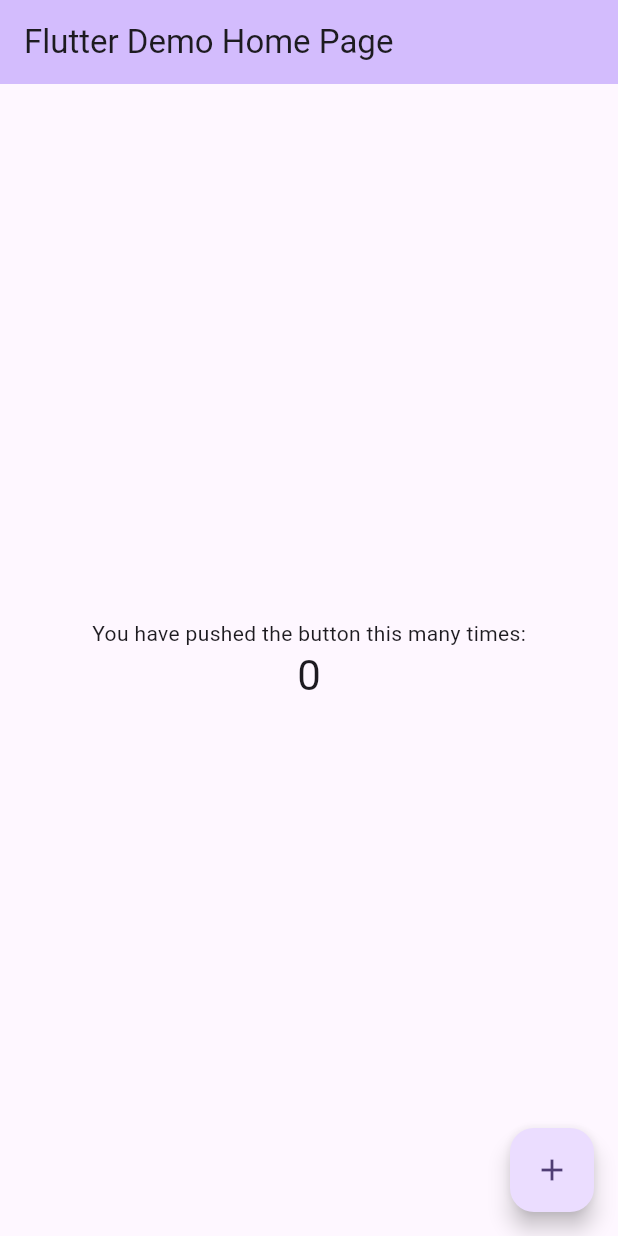
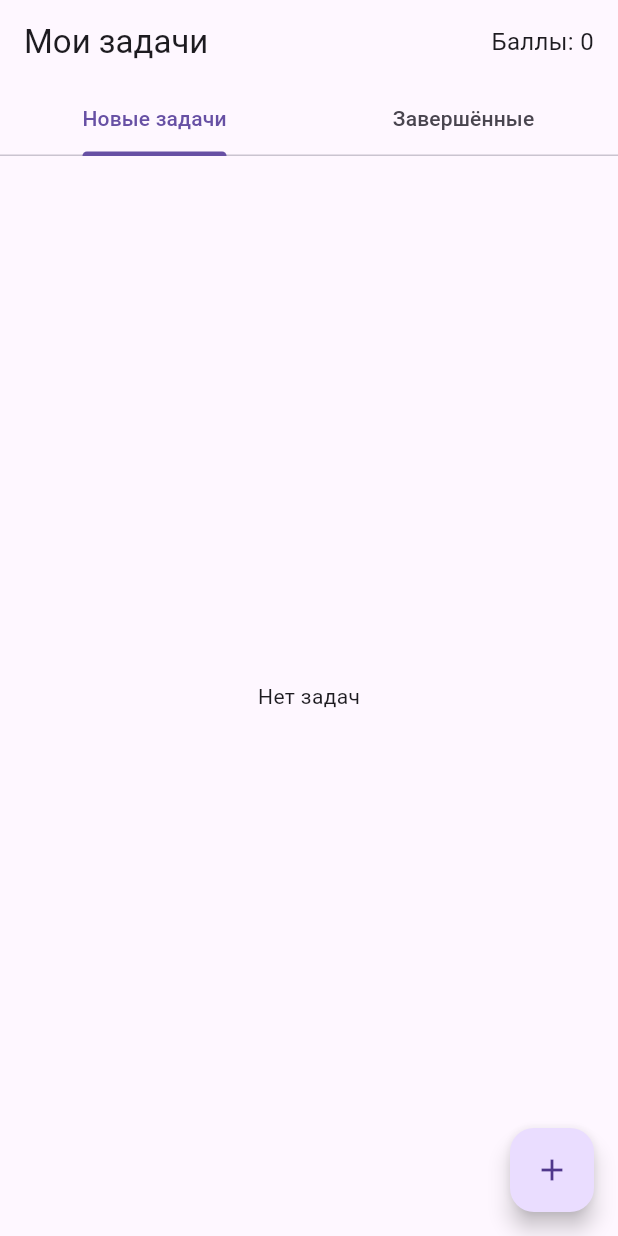
Before and after one commit to Dana-Nam/control_work_6, a Flutter app: the screen it shows after launch, on a phone screen of 412 x 824 dp. Run offline on Flutter 3.47's test engine with Material 3 defaults, Android fonts, the phone set to English and light mode, and no system bars; our stand-ins replace shared_preferences.

Commit message:
Added providers, screens, models

```diff
--- a/lib/main.dart
+++ b/lib/main.dart
@@ -1,4 +1,7 @@
 import 'package:flutter/material.dart';
+import 'screens/tasks_screen.dart';
+import 'screens/task_create_screen.dart';
+import 'providers/task_state.dart';
 
 void main() {
   runApp(const MyApp());
@@ -7,119 +10,17 @@ void main() {
 class MyApp extends StatelessWidget {
   const MyApp({super.key});
 
-  // This widget is the root of your application.
   @override
   Widget build(BuildContext context) {
-    return MaterialApp(
-      title: 'Flutter Demo',
-      theme: ThemeData(
-        // This is the theme of your application.
-        //
-        // TRY THIS: Try running your application with "flutter run". You'll see
-        // the application has a purple toolbar. Then, without quitting the app,
-        // try changing the seedColor in the colorScheme below to Colors.green
-        // and then invoke "hot reload" (save your changes or press the "hot
-        // reload" button in a Flutter-supported IDE, or press "r" if you used
-        // the command line to start the app).
-        //
-        // Notice that the counter didn't reset back to zero; the application
-        // state is not lost during the reload. To reset the state, use hot
-        // restart instead.
-        //
-        // This works for code too, not just values: Most code changes can be
-        // tested with just a hot reload.
-        colorScheme: ColorScheme.fromSeed(seedColor: Colors.deepPurple),
-        useMaterial3: true,
+    return TaskState(
+      child: MaterialApp(
+        debugShowCheckedModeBanner: false,
+        initialRoute: '/',
+        routes: {
+          '/': (context) => TasksScreen(),
+          '/create': (context) => TaskCreateScreen(),
+        },
       ),
-      home: const MyHomePage(title: 'Flutter Demo Home Page'),
     );
   }
 }
-
-class MyHomePage extends StatefulWidget {
-  const MyHomePage({super.key, required this.title});
-
-  // This widget is the home page of your application. It is stateful, meaning
-  // that it has a State object (defined below) that contains fields that affect
-  // how it looks.
-
-  // This class is the configuration for the state. It holds the values (in this
-  // case the title) provided by the parent (in this case the App widget) and
-  // used by the build method of the State. Fields in a Widget subclass are
-  // always marked "final".
-
-  final String title;
-
-  @override
-  State<MyHomePage> createState() => _MyHomePageState();
-}
-
-class _MyHomePageState extends State<MyHomePage> {
-  int _counter = 0;
-
-  void _incrementCounter() {
-    setState(() {
-      // This call to setState tells the Flutter framework that something has
-      // changed in this State, which causes it to rerun the build method below
-      // so that the display can reflect the updated values. If we changed
-      // _counter without calling setState(), then the build method would not be
-      // called again, and so nothing would appear to happen.
-      _counter++;
-    });
-  }
-
-  @override
-  Widget build(BuildContext context) {
-    // This method is rerun every time setState is called, for instance as done
-    // by the _incrementCounter method above.
-    //
-    // The Flutter framework has been optimized to make rerunning build methods
-    // fast, so that you can just rebuild anything that needs updating rather
-    // than having to individually change instances of widgets.
-    return Scaffold(
-      appBar: AppBar(
-        // TRY THIS: Try changing the color here to a specific color (to
-        // Colors.amber, perhaps?) and trigger a hot reload to see the AppBar
-        // change color while the other colors stay the same.
-        backgroundColor: Theme.of(context).colorScheme.inversePrimary,
-        // Here we take the value from the MyHomePage object that was created by
-        // the App.build method, and use it to set our appbar title.
-        title: Text(widget.title),
-      ),
-      body: Center(
-        // Center is a layout widget. It takes a single child and positions it
-        // in the middle of the parent.
-        child: Column(
-          // Column is also a layout widget. It takes a list of children and
-          // arranges them vertically. By default, it sizes itself to fit its
-          // children horizontally, and tries to be as tall as its parent.
-          //
-          // Column has various properties to control how it sizes itself and
-          // how it positions its children. Here we use mainAxisAlignment to
-          // center the children vertically; the main axis here is the vertical
-          // axis because Columns are vertical (the cross axis would be
-          // horizontal).
-          //
-          // TRY THIS: Invoke "debug painting" (choose the "Toggle Debug Paint"
-          // action in the IDE, or press "p" in the console), to see the
-          // wireframe for each widget.
-          mainAxisAlignment: MainAxisAlignment.center,
-          children: <Widget>[
-            const Text(
-              'You have pushed the button this many times:',
-            ),
-            Text(
-              '$_counter',
-              style: Theme.of(context).textTheme.headlineMedium,
-            ),
-          ],
-        ),
-      ),
-      floatingActionButton: FloatingActionButton(
-        onPressed: _incrementCounter,
-        tooltip: 'Increment',
-        child: const Icon(Icons.add),
-      ), // This trailing comma makes auto-formatting nicer for build methods.
-    );
-  }
-}
--- /dev/null
+++ b/lib/models/task_model.dart
@@ -0,0 +1,40 @@
+class Task {
+  final String key;
+  final String activity;
+  final String type;
+  final bool isDone;
+
+  Task({
+    required this.key,
+    required this.activity,
+    required this.type,
+    this.isDone = false,
+  });
+
+  factory Task.fromJson(Map<String, dynamic> json) {
+    return Task(
+      key: json['key'],
+      activity: json['activity'],
+      type: json['type'],
+      isDone: json['isDone'] ?? false,
+    );
+  }
+
+  Map<String, dynamic> toJson() {
+    return {
+      'key': key,
+      'activity': activity,
+      'type': type,
+      'isDone': isDone,
+    };
+  }
+
+  Task copyWith({bool? isDone}) {
+    return Task(
+      key: key,
+      activity: activity,
+      type: type,
+      isDone: isDone ?? this.isDone,
+    );
+  }
+}
--- /dev/null
+++ b/lib/providers/task_provider.dart
@@ -0,0 +1,29 @@
+import 'package:flutter/material.dart';
+import '../models/task_model.dart';
+
+class TaskProvider extends InheritedWidget {
+  final List<Task> tasks;
+  final void Function(Task task) add;
+  final void Function(String key) complete;
+  final void Function(String key) remove;
+  final int points;
+
+  const TaskProvider({
+    super.key,
+    required this.tasks,
+    required this.add,
+    required this.complete,
+    required this.remove,
+    required this.points,
+    required super.child,
+  });
+
+  static TaskProvider? of(BuildContext context) {
+    return context.dependOnInheritedWidgetOfExactType<TaskProvider>();
+  }
+
+  @override
+  bool updateShouldNotify(covariant TaskProvider oldWidget) {
+    return oldWidget.tasks.length != tasks.length || oldWidget.points != points;
+  }
+}
--- /dev/null
+++ b/lib/providers/task_state.dart
@@ -0,0 +1,81 @@
+import 'dart:convert';
+import 'package:flutter/material.dart';
+import 'package:shared_preferences/shared_preferences.dart';
+import '../models/task_model.dart';
+import 'task_provider.dart';
+
+class TaskState extends StatefulWidget {
+  final Widget child;
+
+  const TaskState({super.key, required this.child});
+
+  @override
+  State<TaskState> createState() => _TaskStateState();
+}
+
+class _TaskStateState extends State<TaskState> {
+  List<Task> tasks = [];
+  int points = 0;
+
+  @override
+  void initState() {
+    super.initState();
+    loadData();
+  }
+
+  Future<void> loadData() async {
+    final prefs = await SharedPreferences.getInstance();
+    final storedTasks = prefs.getStringList('tasks') ?? [];
+    final storedPoints = prefs.getInt('points') ?? 0;
+    final parsed =
+        storedTasks.map((e) => Task.fromJson(jsonDecode(e))).toList();
+    setState(() {
+      tasks = parsed;
+      points = storedPoints;
+    });
+  }
+
+  Future<void> saveData() async {
+    final prefs = await SharedPreferences.getInstance();
+    final encoded = tasks.map((t) => jsonEncode(t.toJson())).toList();
+    await prefs.setStringList('tasks', encoded);
+    await prefs.setInt('points', points);
+  }
+
+  void add(Task task) {
+    setState(() {
+      tasks.add(task);
+    });
+    saveData();
+  }
+
+  void complete(String key) {
+    final index = tasks.indexWhere((t) => t.key == key);
+    if (index != -1) {
+      setState(() {
+        tasks[index] = tasks[index].copyWith(isDone: true);
+        points += 1;
+      });
+      saveData();
+    }
+  }
+
+  void remove(String key) {
+    setState(() {
+      tasks.removeWhere((t) => t.key == key);
+    });
+    saveData();
+  }
+
+  @override
+  Widget build(BuildContext context) {
+    return TaskProvider(
+      tasks: tasks,
+      add: add,
+      complete: complete,
+      remove: remove,
+      points: points,
+      child: widget.child,
+    );
+  }
+}
--- /dev/null
+++ b/lib/screens/tasks_screen.dart
@@ -0,0 +1,104 @@
+import 'package:flutter/material.dart';
+import '../models/task_model.dart';
+import '../providers/task_provider.dart';
+
+class TasksScreen extends StatefulWidget {
+  const TasksScreen({super.key});
+
+  @override
+  State<TasksScreen> createState() => _TasksScreenState();
+}
+
+class _TasksScreenState extends State<TasksScreen>
+    with SingleTickerProviderStateMixin {
+  late TabController controller;
+
+  @override
+  void initState() {
+    super.initState();
+    controller = TabController(length: 2, vsync: this);
+  }
+
+  @override
+  Widget build(BuildContext context) {
+    final provider = TaskProvider.of(context)!;
+    final newTasks = provider.tasks.where((t) => !t.isDone).toList();
+    final doneTasks = provider.tasks.where((t) => t.isDone).toList();
+
+    return Scaffold(
+      appBar: AppBar(
+        title: Text('Мои задачи'),
+        actions: [
+          Center(
+              child: Text('Баллы: ${provider.points}',
+                  style: TextStyle(fontSize: 16))),
+          SizedBox(width: 16),
+        ],
+        bottom: TabBar(
+          controller: controller,
+          tabs: [
+            Tab(text: 'Новые задачи'),
+            Tab(text: 'Завершённые'),
+          ],
+        ),
+      ),
+      body: TabBarView(
+        controller: controller,
+        children: [
+          buildTaskList(newTasks, isDone: false),
+          buildTaskList(doneTasks, isDone: true),
+        ],
+      ),
+      floatingActionButton: FloatingActionButton(
+        onPressed: () {
+          Navigator.pushNamed(context, '/create');
+        },
+        child: Icon(Icons.add),
+      ),
+    );
+  }
+
+  Widget buildTaskList(List<Task> tasks, {required bool isDone}) {
+    final provider = TaskProvider.of(context)!;
+
+    if (tasks.isEmpty) {
+      return Center(child: Text('Нет задач'));
+    }
+
+    return ListView.builder(
+      padding: EdgeInsets.all(16),
+      itemCount: tasks.length,
+      itemBuilder: (context, index) {
+        final task = tasks[index];
+        return Card(
+          margin: EdgeInsets.only(bottom: 16),
+          child: ListTile(
+            title: Text(task.activity),
+            subtitle: Text(task.type),
+            trailing: Row(
+              mainAxisSize: MainAxisSize.min,
+              children: [
+                if (!isDone)
+                  IconButton(
+                    icon: Icon(Icons.check, color: Colors.green),
+                    onPressed: () {
+                      provider.complete(task.key);
+                      setState(() {});
+                    },
+                  ),
+                IconButton(
+                  icon: Icon(isDone ? Icons.delete : Icons.close,
+                      color: Colors.red),
+                  onPressed: () {
+                    provider.remove(task.key);
+                    setState(() {});
+                  },
+                ),
+              ],
+            ),
+          ),
+        );
+      },
+    );
+  }
+}
--- a/pubspec.yaml
+++ b/pubspec.yaml
@@ -34,6 +34,8 @@ dependencies:
   # The following adds the Cupertino Icons font to your application.
   # Use with the CupertinoIcons class for iOS style icons.
   cupertino_icons: ^1.0.8
+  shared_preferences: ^2.5.3
+  http: ^1.3.0
 
 dev_dependencies:
   flutter_test:
```
Also changed, not shown: lib/screens/task_create_screen.dart (added, +93 -0 lines), lib/screens/task_detail_screen.dart (added, +43 -0 lines), pubspec.lock, 1 other file.
